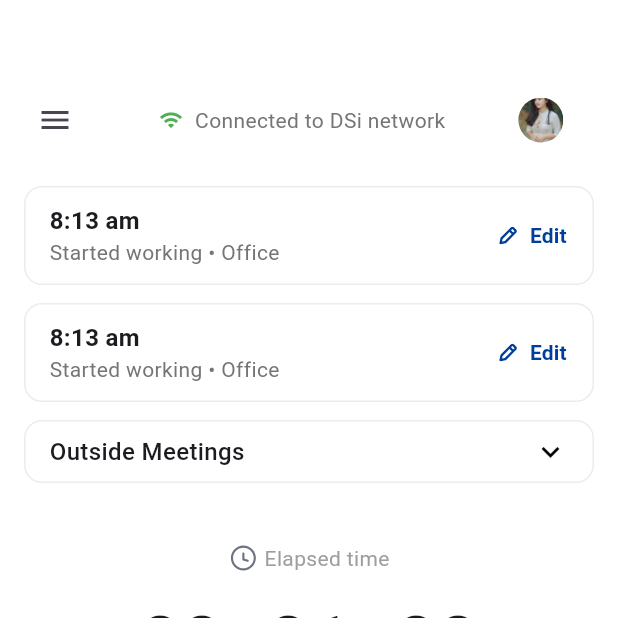
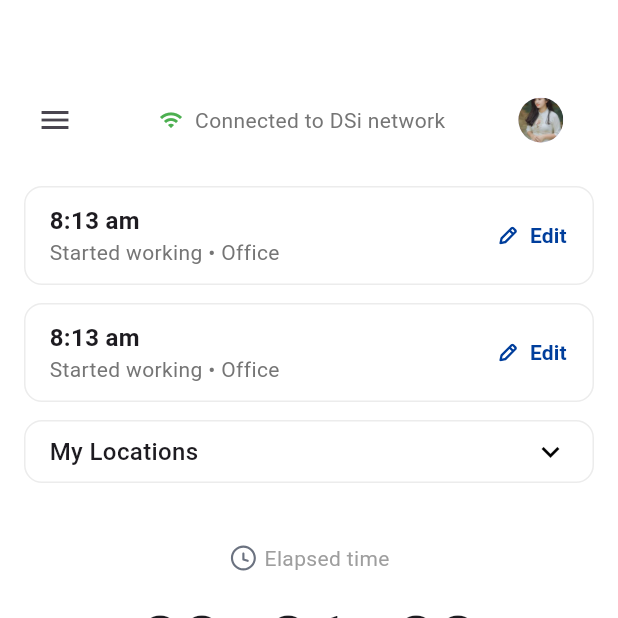
Before and after one commit to kabbo25/new_design, a Flutter app: the FinishWorkingView screen opened directly, on a phone screen of 412 x 824 dp, the top half of it. Run offline on Flutter 3.47's test engine with Material 3 defaults, Android fonts, the phone set to English and light mode, and no system bars; our stand-ins replace connectivity_plus, flutter_svg, gap, geocoding, geolocator, go_router and 3 more; missing offline and left inert: gif_view, network_info_plus; project files that could hold a hidden picture were left out.

```diff
--- a/lib/features/finish_working/view/widgets/outside_meeting_list/outside_meeting_list_card.dart
+++ b/lib/features/finish_working/view/widgets/outside_meeting_list/outside_meeting_list_card.dart
@@ -13,8 +13,6 @@ class OutsideMeetingsCard extends StatelessWidget {
   });
 
   void _showOutsideMeetingsList(BuildContext context) {
-
-
     showModalBottomSheet(
       context: context,
       isScrollControlled: true,
@@ -44,7 +42,7 @@ class OutsideMeetingsCard extends StatelessWidget {
             mainAxisAlignment: MainAxisAlignment.spaceBetween,
             children: [
               const Text(
-                'Outside Meetings',
+                'My Locations',
                 style: TextStyle(
                   fontSize: 16,
                   fontWeight: FontWeight.w500,
--- a/lib/features/finish_working/viewmodel/finish_working_view_model.dart
+++ b/lib/features/finish_working/viewmodel/finish_working_view_model.dart
@@ -13,23 +13,23 @@ class FinishWorkingViewModel extends ChangeNotifier {
   final _locations = [
     const OutsideMeeting(
       title: 'Requirement gathering IPEMIS',
-      location: '36 B, MJ road, Shershah Colony fgdgdg sgfggdfg gdfgdfg',
+      location: '36 B, MJ road, Shershah Colony fjdsfkasfdsak;fjs;jf;sjf;j',
       time: '11:00 am',
     ),
     const OutsideMeeting(
       title: 'Requirement gathering IPEMIS',
       location: '36 B, MJ road, Shershah Colony',
-      time: '11:00 am',
+      time: '12:00 am',
     ),
     const OutsideMeeting(
       title: 'Requirement gathering IPEMIS',
       location: '36 B, MJ road, Shershah Colony',
-      time: '11:00 am',
+      time: '1:00 am',
     ),
     const OutsideMeeting(
       title: 'Requirement gathering IPEMIS',
       location: '36 B, MJ road, Shershah Colony',
-      time: '11:00 am',
+      time: '2:00 am',
     ),
   ]; // Add your default locations here
   BackgroundConfig get backgroundConfig => BackgroundConfig(
```
Also changed, not shown: lib/features/finish_working/view/widgets/outside_meeting_list/outside_meeting_list.dart (+4 -22 lines), lib/features/finish_working/view/widgets/outside_meeting_list/outside_meeting_list_item.dart (+13 -10 lines).
